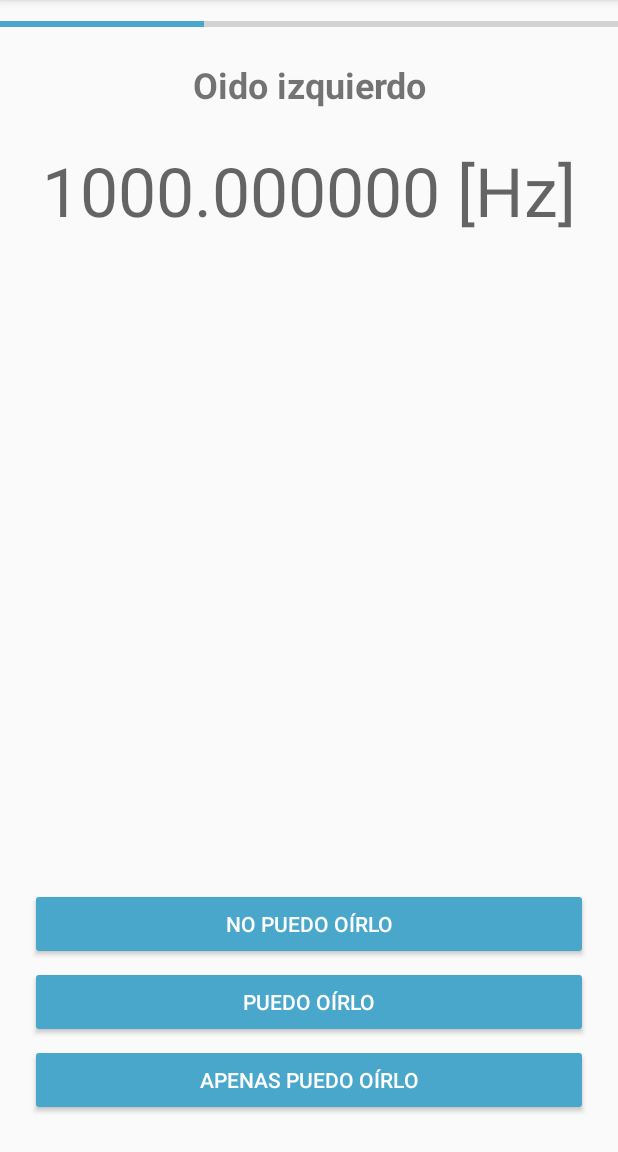
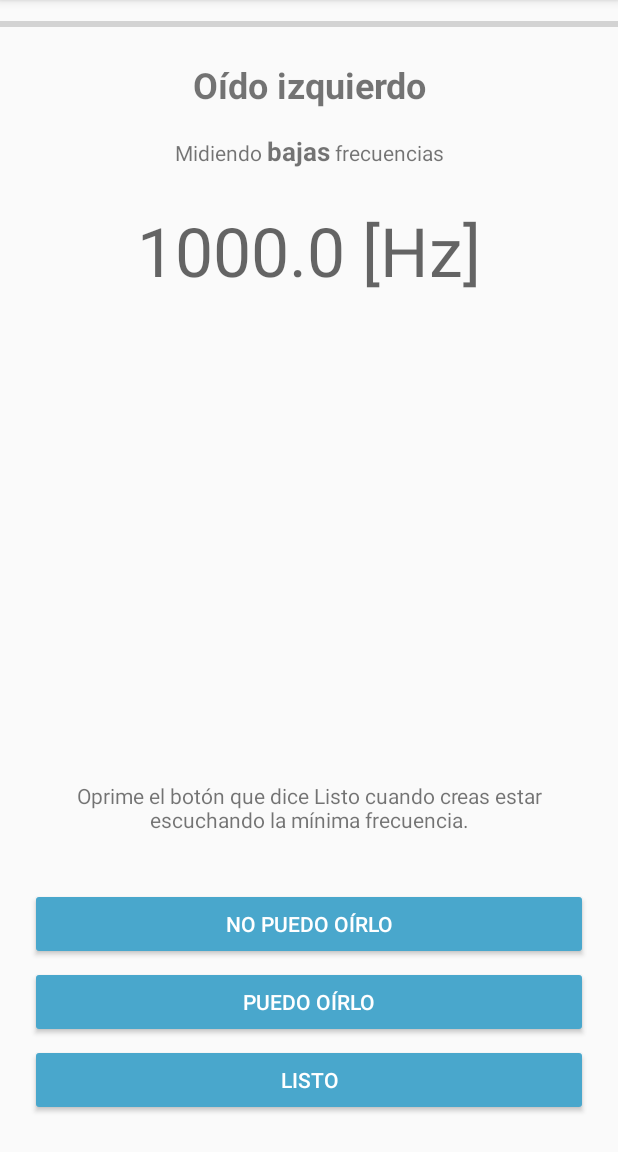
Before and after one commit to vhps201297/AudioSC, an Android app: the screen it shows after launch (MainActivity), after a tap on "Rango auditivo", on a phone screen of 412 x 824 dp, the part 84-1236 px from its top. Run offline under Robolectric (Android 15) with nearby library versions, the phone set to English and light mode, and no system bars; libraries missing offline, so code that uses them is left out: com.github.mikephil.charting; 3 statements that could not run were skipped.

Commit message:
Se agrega flujo de prueba de audio

```diff
--- a/app/build.gradle
+++ b/app/build.gradle
@@ -46,4 +46,5 @@ dependencies {
     implementation 'androidx.cardview:cardview:1.0.0'
     implementation 'com.github.PhilJay:MPAndroidChart:v3.1.0'
     implementation 'de.hdodenhof:circleimageview:3.1.0'
+    implementation 'com.google.android.material:material:1.2.0-alpha06'
 }
--- a/app/src/main/java/com/example/wavemaker/TestAudio/AudioPresenter.java
+++ b/app/src/main/java/com/example/wavemaker/TestAudio/AudioPresenter.java
@@ -15,12 +15,13 @@ public class AudioPresenter implements EarTest.Presenter {
     @Override
     public void increaseFrequency() {
         //viewActivity.showFrequency(String.valueOf(interactor.getCurrentFrequency()));
+        interactor.increaseFrequency();
 
     }
 
     @Override
     public void decreaseFrequency() {
-
+        interactor.decreaseFrequency();
     }
 
     @Override
@@ -34,23 +35,13 @@ public class AudioPresenter implements EarTest.Presenter {
     }
 
     @Override
-    public void nextFrequency(boolean isHear) {
-        interactor.nextFrequency(isHear);
+    public void finishEarTest(Ear left, Ear right) {
+        viewActivity.finishEarTest(left,right);
     }
 
     @Override
-    public void finishEarTest() {
-
-    }
-
-    @Override
-    public void onErrorMessage(String error) {
-
-    }
-
-    @Override
-    public void initTest() {
-        interactor.init();
+    public void initEarTest(int ear) {
+        interactor.earTestInit(ear);
         viewActivity.setFrequency(interactor.getCurrentFrequency());
     }
 
@@ -59,19 +50,42 @@ public class AudioPresenter implements EarTest.Presenter {
         interactor.checkTestStatus();
     }
 
+
+    //  Presenter to View
+
     @Override
     public int getStatusFrequency() {
         return interactor.getStatusFrequency();
     }
 
+    /**
+     * Regresa el error que se obtuvo en el test.
+     * @param error mensaje de error que se obtuvo del interactor
+     */
     @Override
-    public int getEarCurrent() {
-        return interactor.getEarCurrent();
+    public void onErrorMessage(String error) {
+        // manejar errores obtenidos
+    }
+
+    /**
+     * Actualiza el estado en el que se encuentra el test
+     * @param value bandera que determina el estado del test, puede ser:
+     *             LOW_FREQUENCY  1
+     *             HIGH_FREQUENCY 2
+     */
+    @Override
+    public void updateEarStatus(int value) {
+        viewActivity.showEarStatus(value);
     }
 
     @Override
-    public void updateStatus(int value) {
-        viewActivity.changeTestStatus(value);
+    public void updateFreqStatus(int value) {
+        viewActivity.showStatusFrequencies(value);
+    }
+
+    @Override
+    public void updateTestStatus(int status) {
+        viewActivity.changeTestStatus(status);
     }
 
 
--- a/app/src/main/java/com/example/wavemaker/TestAudio/Ear.java
+++ b/app/src/main/java/com/example/wavemaker/TestAudio/Ear.java
@@ -1,6 +1,8 @@
 package com.example.wavemaker.TestAudio;
 
-public class Ear {
+import java.io.Serializable;
+
+public class Ear implements Serializable {
 
     private double maxFrequencyRightEar;
     private double maxFrequencyLeftEar;
@@ -41,7 +43,7 @@ public class Ear {
         this.minFrequencyRightEar = minFrequencyRightEar;
     }
 
-    public double getMinFrequencyLefttEar() {
+    public double getMinFrequencyLeftEar() {
         return minFrequencyLeftEar;
     }
 
--- a/app/src/main/java/com/example/wavemaker/TestAudio/MainActivity.java
+++ b/app/src/main/java/com/example/wavemaker/TestAudio/MainActivity.java
@@ -2,6 +2,8 @@ package com.example.wavemaker.TestAudio;
 
 import androidx.appcompat.app.AppCompatActivity;
 
+import android.content.DialogInterface;
+import android.content.Intent;
 import android.graphics.Color;
 import android.os.Bundle;
 import android.view.View;
@@ -19,10 +21,12 @@ import com.github.mikephil.charting.data.Entry;
 import com.github.mikephil.charting.data.LineData;
 import com.github.mikephil.charting.data.LineDataSet;
 import com.github.mikephil.charting.interfaces.datasets.ILineDataSet;
+import com.google.android.material.dialog.MaterialAlertDialogBuilder;
 
 import java.util.ArrayList;
 import java.util.List;
 
+import static com.example.wavemaker.TestAudio.AudioInteractor.HIGH_FREQUENCY;
 import static com.example.wavemaker.TestAudio.AudioInteractor.LOW_FREQUENCY;
 
 public class MainActivity extends AppCompatActivity implements EarTest.View {
@@ -37,46 +41,33 @@ public class MainActivity extends AppCompatActivity implements EarTest.View {
     private native void newFrecuency(double newFrecuency);
     private native void newSignalValue(double newFrecuency, double newAmplitude);
 
-    private TextView txtStatus;
+    private TextView txtEarStatus, txtFreqStatus, txtIndicacionBtn;
     private TextView txtFreq;
-    private Double currentFrecuency = 220.0;
     private ProgressBar progressBar;
     private EarTest.Presenter presenter;
     public static final int LEFT_EAR = 1;
-    public static final int RIGHT_LEFT = 2;
+    public static final int RIGHT_EAR = 2;
     private int ear = LEFT_EAR;
 
     @Override
     protected void onCreate(Bundle savedInstanceState) {
         super.onCreate(savedInstanceState);
         setContentView(R.layout.activity_main);
-        txtStatus = findViewById(R.id.txt_status);
+        txtEarStatus = findViewById(R.id.txt_ear_status);
+        txtFreqStatus = findViewById(R.id.txt_freq_status);
         txtFreq = findViewById(R.id.txt_freq);
+        txtIndicacionBtn = findViewById(R.id.txt_leyenda_ind);
         progressBar = findViewById(R.id.progress_audio);
         startEngine(); // se inicializa la biblioteca de oboe
         //createGraphic();
-        presenter = new AudioPresenter(this);
-        presenter.initTest();
+        presenter = new AudioPresenter(this); // instancia de presentador
+        presenter.initEarTest(LEFT_EAR);
 
     }
 
     @Override
-    protected void onResume() {
-        System.out.println("onResume");
-        super.onResume();
-    }
-
-    @Override
-    public void onDestroy() {
-        System.out.println("....ONDestroy");
-        //stopEngine();
-        super.onDestroy();
-    }
-
-    @Override
     protected void onPause() {
-        System.out.println("....ONPause");
-
+        System.out.println("....onPause");
         stopEngine();
         super.onPause();
     }
@@ -85,62 +76,37 @@ public class MainActivity extends AppCompatActivity implements EarTest.View {
     protected void onRestart() {
         System.out.println("....onRestart");
 
-        //restartEngine();
-        startEngine();
+        restartEngine();
+        //startEngine();
         presenter.getCurrentFrequency();
         super.onRestart();
     }
 
-    public void onClickNoPuedeOirse(View view) {
-        //touchEventSilence();
-        //currentFrecuency = 440.0;
 
-        presenter.nextFrequency(false);
-    }
-
-    public void onClickApenasPuedeOirse(View view) {
+    public void onClickListo(View view) {
         presenter.nextStatus();
-
     }
 
     public void onClickPuedeOirse(View view) {
-        presenter.nextFrequency(true);
-
+        if (presenter.getStatusFrequency() == LOW_FREQUENCY){
+            presenter.decreaseFrequency();
+        } else {
+            presenter.increaseFrequency();
+        }
     }
 
-    public void createGraphic(){
-        //GraphicInteractor.init(lineChartGraphic);
-        GraphicInteractor.setXAxis(0, 8500);
-        GraphicInteractor.setYAxis(-50, 100);
-        setInitialData();
-
+    public void onClickNoPuedeOirse(View view) {
+        if (presenter.getStatusFrequency() == LOW_FREQUENCY)
+            presenter.increaseFrequency();
+        else
+            presenter.decreaseFrequency();
     }
-
-    public void setInitialData(){
-        double[] frequencies = {250, 500, 1000, 2000, 4000, 6000, 8000}; // frecuencias a testear
-        //double[] frequencies = {1, 2, 3, 4, 5, 6, 7}; // frecuencias a testear
-        List<Entry> leftEarEntries = new ArrayList<>();
-        List<Entry> rightEarEntries = new ArrayList<>();
-        for (double frequency: frequencies){
-            System.out.println("Frecuencia:"+frequency);
-            leftEarEntries.add(new Entry((float) frequency, (float) (frequency * 0)));
-            rightEarEntries.add(new Entry((float) frequency, (float) (frequency * 0)));
-        }
-        GraphicInteractor.addDataSet(leftEarEntries,"Oído izquierdo");
-        GraphicInteractor.addDataSet(rightEarEntries, "Oído derecho");
-    }
-
 
     @Override
     public void setFrequency(double frequency) {
         System.out.println("setFrecuencia:" + frequency);
-        txtFreq.setText(getString(R.string.str_format_frequency, (float)frequency));
+        txtFreq.setText(getString(R.string.str_format_frequency, String.valueOf(frequency)));
         newFrecuency(frequency);
-    }
-
-    @Override
-    public void showRangeFrequency(String minFreq, String maxFreq) {
-
     }
 
     @Override
@@ -149,12 +115,50 @@ public class MainActivity extends AppCompatActivity implements EarTest.View {
     }
 
     @Override
-    public void finishEarTest() {
-        if (ear == LEFT_EAR){
-            ear = RIGHT_LEFT;
+    public void showStatusFrequencies(int statusFreq) {
+        if (statusFreq == LOW_FREQUENCY) {
+            txtFreqStatus.setText(R.string.str_baja_frecuencia);
+            txtIndicacionBtn.setText(getString(R.string.str_leyenda_indicación, "mínima"));
         }else {
-            // mostrar datos
+            txtFreqStatus.setText(R.string.str_alta_frecuencia);
+            txtIndicacionBtn.setText(getString(R.string.str_leyenda_indicación, "máxima"));
         }
+    }
+
+    @Override
+    public void showEarStatus(int earStatus) {
+        if (earStatus == LEFT_EAR)
+            txtEarStatus.setText(getString(R.string.str_oido_izquierdo));
+        else
+            txtEarStatus.setText(getString(R.string.str_oido_derecho));
+    }
+
+    @Override
+    public void showMaxFrequency() {
+
+        new MaterialAlertDialogBuilder(this)
+                .setMessage("Se llegó al punto máximo ")
+                .setPositiveButton("Aceptar", null)
+                .show();
+    }
+
+    @Override
+    public void showMinFrequence() {
+        new MaterialAlertDialogBuilder(this)
+                .setMessage("Se llegó al punto mínimo ")
+                .setPositiveButton("Aceptar", null)
+                .show();
+    }
+
+    @Override
+    public void finishEarTest(Ear left, Ear right) {
+        // mostrar datos
+        txtFreq.setText("Listo");
+        Intent intent = new Intent(this, InfoActivity.class);
+        intent.putExtra("left_ear", left);
+        intent.putExtra("right_ear", right);
+        startActivity(intent);
+        finish();
     }
 
 
--- a/app/src/main/java/com/example/wavemaker/interfaces/EarTest.java
+++ b/app/src/main/java/com/example/wavemaker/interfaces/EarTest.java
@@ -1,12 +1,17 @@
 package com.example.wavemaker.interfaces;
+
+import com.example.wavemaker.TestAudio.Ear;
 
 public interface EarTest {
 
     interface View{
+        void showMaxFrequency();
+        void showMinFrequence();
         void setFrequency(double frequency);
-        void showRangeFrequency(String minFreq, String maxFreq);
         void changeTestStatus(int value);
-        void finishEarTest();
+        void showStatusFrequencies(int statusFreq);
+        void showEarStatus(int earStatus);
+        void finishEarTest(Ear left, Ear right);
     }
 
     interface Interactor{
@@ -14,24 +19,27 @@ public interface EarTest {
         void decreaseFrequency();
         double getCurrentFrequency();
         void checkTestStatus();
-        void nextFrequency(boolean isHear);
         int getStatusFrequency();
         int getEarCurrent();
-        void init();
+        void earTestInit(int ear);
     }
 
     interface Presenter{
+
+        // presenter to interactor
+        void getCurrentFrequency();
+        void initEarTest(int ear);
+        void nextStatus();
+        int getStatusFrequency();
         void increaseFrequency();
         void decreaseFrequency();
+
+        // presenter to view
         void updateFrequency(double frequency);
-        void getCurrentFrequency();
-        void nextFrequency(boolean isHear);
-        void finishEarTest();
+        void finishEarTest(Ear left, Ear right);
         void onErrorMessage(String error);
-        void initTest();
-        void nextStatus();
-        int getStatusFrequency();
-        int getEarCurrent();
-        void updateStatus(int value);
+        void updateEarStatus(int value);
+        void updateFreqStatus(int value);
+        void updateTestStatus(int status);
     }
 }
--- a/app/src/main/res/layout/activity_main.xml
+++ b/app/src/main/res/layout/activity_main.xml
@@ -11,14 +11,14 @@
         android:layout_width="match_parent"
         android:layout_height="wrap_content"
         android:indeterminate="false"
-        android:progress="33"
+        android:progress="0"
         android:max="100"
         style="@style/Widget.AppCompat.ProgressBar.Horizontal"
         android:layout_marginTop="8dp"
         />
 
     <TextView
-        android:id="@+id/txt_status"
+        android:id="@+id/txt_ear_status"
         android:layout_width="match_parent"
         android:layout_height="wrap_content"
         android:layout_marginTop="16dp"
@@ -30,18 +30,38 @@
         />
 
     <TextView
+        android:id="@+id/txt_freq_status"
+        android:layout_width="match_parent"
+        android:layout_height="wrap_content"
+        android:text="@string/str_baja_frecuencia"
+        android:layout_below="@+id/txt_ear_status"
+        android:textAlignment="center"
+        android:layout_marginTop="16dp"
+        />
+
+    <TextView
         android:id="@+id/txt_freq"
         android:layout_width="match_parent"
         android:layout_height="wrap_content"
-        android:layout_below="@+id/txt_status"
+        android:layout_below="@+id/txt_freq_status"
         android:text="220.0 [HZ]"
         android:textAlignment="center"
         style="@style/TextAppearance.AppCompat.Display2"
         android:layout_marginTop="24dp"
         />
 
+    <TextView
+        android:id="@+id/txt_leyenda_ind"
+        android:layout_width="match_parent"
+        android:layout_height="wrap_content"
+        android:textAlignment="center"
+        android:layout_above="@+id/linear_buttons"
+        android:text="@string/str_leyenda_indicación"
+        android:padding="16dp"
+        />
 
     <LinearLayout
+        android:id="@+id/linear_buttons"
         android:layout_width="match_parent"
         android:layout_height="wrap_content"
         android:layout_alignParentBottom="true"
@@ -73,8 +93,8 @@
             android:id="@+id/btn_freq2"
             android:layout_width="match_parent"
             android:layout_height="48dp"
-            android:text="@string/str_apenas_puedo_oirlo"
-            android:onClick="onClickApenasPuedeOirse"
+            android:text="@string/str_listo"
+            android:onClick="onClickListo"
             android:layout_marginBottom="4dp"
             style="@style/Widget.AppCompat.Button.Colored"
             />
--- a/app/src/main/res/values/strings.xml
+++ b/app/src/main/res/values/strings.xml
@@ -16,8 +16,15 @@
     <string name="str_freq_1">440 Hz</string>
     <string name="str_freq_2">660 Hz</string>
     <string name="str_prueba_auditiva">Prueba auditiva</string>
-    <string name="str_format_frequency">%1$f [Hz]</string>
-
-
+    <string name="str_format_frequency">%1$s [Hz]</string>
+    <string name="str_baja_frecuencia">Midiendo <big><b>bajas</b></big> frecuencias</string>
+    <string name="str_alta_frecuencia">Midiendo <b>altas</b> frecuencias</string>
+    <string name="str_oido_izquierdo">Oído izquierdo</string>
+    <string name="str_oido_derecho">Oído derecho</string>
+    <string name="str_leyenda_indicación">Oprime el botón que dice Listo cuando creas estar escuchando la %1$s frecuencia.</string>
+    <string name="str_listo">Listo</string>
+    <string name="str_freq_minima">Frecuencia mínima:  %1$s</string>
+    <string name="str_freq_max">Frecuencia máxima:  %1$s</string>
+    <string name="str_aceptar">Aceptar</string>
 
 </resources>
```
Also changed, not shown: app/src/main/AndroidManifest.xml (+7 -5 lines), app/src/main/java/com/example/wavemaker/TestAudio/AudioInteractor.java (+47 -72 lines), app/src/main/java/com/example/wavemaker/TestAudio/InfoActivity.java (added, +42 -0 lines), app/src/main/res/layout/activity_info.xml (added, +102 -0 lines), app/src/main/res/values/styles.xml (+7 -0 lines), app/src/main/res/drawable/success.png (added), 4 other files.
